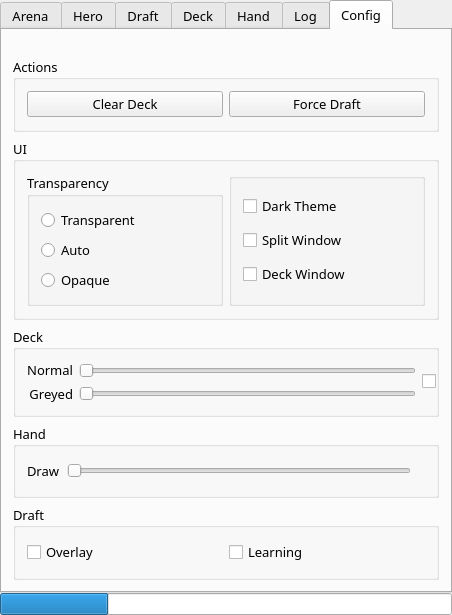
Qt form mainwindow.ui (supertriodo/Arena-Tracker) before a commit.
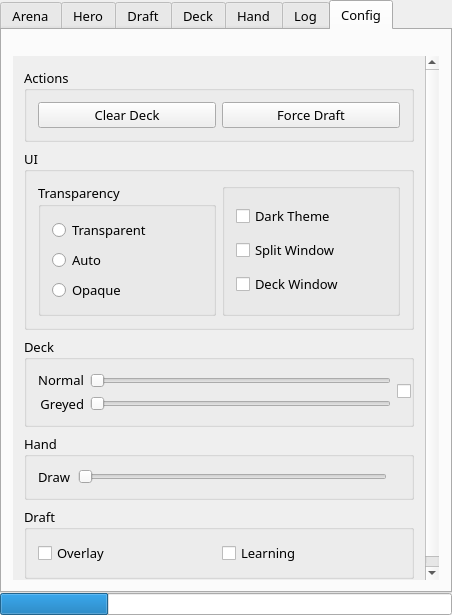
The same form after that commit. The open tabs and pages were chosen to show the change. Icons and pictures are not drawn. Custom widgets are drawn as their Qt base class.

Commit message: Config tab contents included in a vertical scroll. Created moveVerticalScrollArea class.

What changed in the file:
```diff
--- a/mainwindow.ui
+++ b/mainwindow.ui
@@ -1022,6 +1022,36 @@
            <number>26</number>
           </property>
           <item>
+           <widget class="MoveVerticalScrollArea" name="configScrollArea">
+            <property name="frameShape">
+             <enum>QFrame::NoFrame</enum>
+            </property>
+            <property name="frameShadow">
+             <enum>QFrame::Plain</enum>
+            </property>
+            <property name="lineWidth">
+             <number>0</number>
+            </property>
+            <property name="horizontalScrollBarPolicy">
+             <enum>Qt::ScrollBarAlwaysOff</enum>
+            </property>
+            <property name="sizeAdjustPolicy">
+             <enum>QAbstractScrollArea::AdjustIgnored</enum>
+            </property>
+            <property name="widgetResizable">
+             <bool>true</bool>
+            </property>
+            <widget class="QWidget" name="configScrollAreaWidgetContents">
+             <property name="geometry">
+              <rect>
+               <x>0</x>
+               <y>0</y>
+               <width>428</width>
+               <height>522</height>
+              </rect>
+             </property>
+             <layout class="QVBoxLayout" name="verticalLayout_5">
+              <item>
            <widget class="QGroupBox" name="configBoxActions">
             <property name="title">
              <string>Actions</string>
@@ -1325,6 +1355,23 @@
             </layout>
            </widget>
           </item>
+              <item>
+               <spacer name="verticalSpacer">
+                <property name="orientation">
+                 <enum>Qt::Vertical</enum>
+                </property>
+                <property name="sizeHint" stdset="0">
+                 <size>
+                  <width>20</width>
+                  <height>40</height>
+                 </size>
+                </property>
+               </spacer>
+              </item>
+             </layout>
+            </widget>
+           </widget>
+          </item>
          </layout>
         </widget>
        </widget>
@@ -1351,6 +1398,14 @@
   </widget>
  </widget>
  <layoutdefault spacing="6" margin="11"/>
+ <customwidgets>
+  <customwidget>
+   <class>MoveVerticalScrollArea</class>
+   <extends>QScrollArea</extends>
+   <header>Sources/Widgets/moveverticalscrollarea.h</header>
+   <container>1</container>
+  </customwidget>
+ </customwidgets>
  <resources>
   <include location="arenatracker.qrc"/>
  </resources>
```
Left out of the diff: 2 changed lines with no effect on the pictures. Lines whose indentation alone changed are shown as unchanged. The commit also changes 4 other files.
